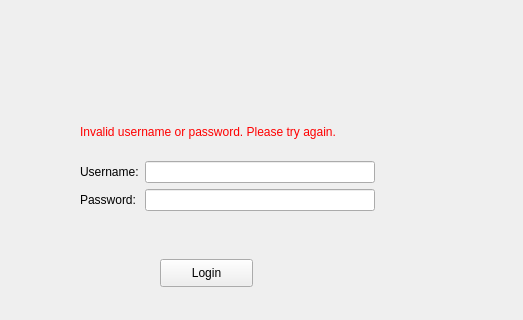
Above: mainwindow.ui from Big-Dogs/Bulk-Club-Project before the change; both pictures show x 420 to 943 and y 161 to 481 of the 1280 by 720 pixel window. Below: the same form after it.
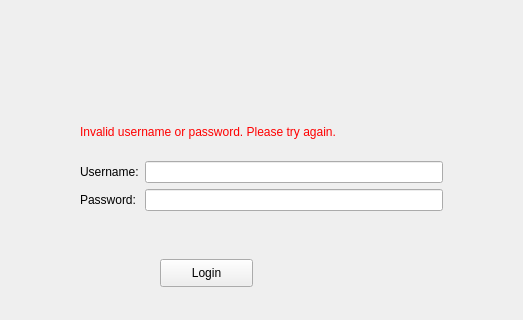
That is the form after the change. The open tabs and pages were chosen to show the change.

Commit message: A version of the item management system that I don't like but is good enought for demo, so we should save it

Patch:
```diff
--- a/mainwindow.ui
+++ b/mainwindow.ui
@@ -73,7 +73,7 @@
        <rect>
         <x>500</x>
         <y>150</y>
-        <width>295</width>
+        <width>363</width>
         <height>102</height>
        </rect>
       </property>
```
Left out of the diff: 4 changed lines with no effect on the pictures. The commit also changes 2 other files.
